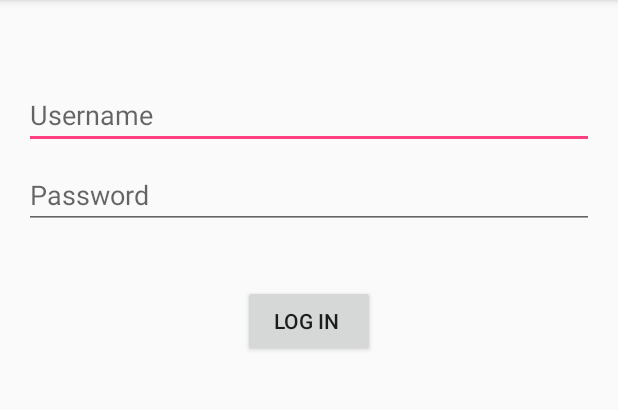
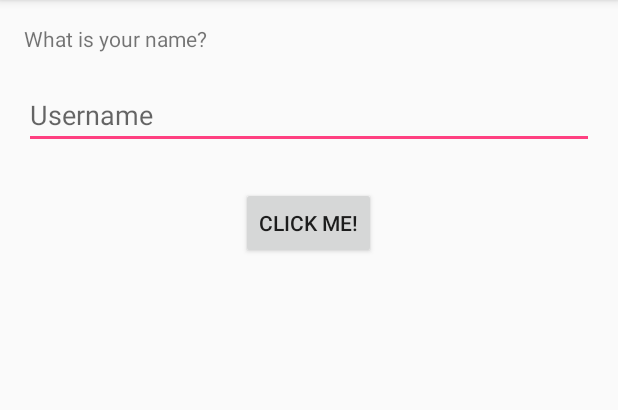
Before and after one commit to ghurabah93/DemoApp, an Android app: the screen it shows after launch (MainActivity), on a phone screen of 412 x 824 dp, the part 84-494 px from its top. Run offline under Robolectric (Android 15) with nearby library versions, the light colour scheme and no system bars.

Commit message:
Displaying messages

```diff
--- a/app/src/main/java/com/robpercival/demoapp/MainActivity.java
+++ b/app/src/main/java/com/robpercival/demoapp/MainActivity.java
@@ -5,14 +5,17 @@ import android.os.Bundle;
 import android.util.Log;
 import android.view.View;
 import android.widget.EditText;
+import android.widget.Toast;
 
 public class MainActivity extends AppCompatActivity {
 
     public void clickFunction(View view) {
+
         EditText myTextField = (EditText) findViewById(R.id.myTextField);
-        EditText myPasswordField = (EditText) findViewById(R.id.myPasswordField);
 
-        Log.i("Info", "Your username is : " + myTextField.getText().toString() + " and your password is " + myPasswordField.getText().toString());
+
+        Log.i("Info", "Your username is : " + myTextField.getText().toString() + " and your password is " );
+        Toast.makeText(MainActivity.this, "Hi there! " + myTextField.getText().toString(), Toast.LENGTH_SHORT).show();
     }
 
     @Override
--- a/app/src/main/res/layout/activity_main.xml
+++ b/app/src/main/res/layout/activity_main.xml
@@ -22,25 +22,23 @@
         android:hint="Username"
         android:inputType="textPersonName" />
 
-    <EditText
-        android:id="@+id/myPasswordField"
-        android:layout_width="fill_parent"
+    <Button
+        android:id="@+id/loginButton"
+        android:layout_width="wrap_content"
         android:layout_height="wrap_content"
         android:layout_below="@+id/myTextField"
         android:layout_centerHorizontal="true"
-        android:layout_marginTop="8dp"
-        android:ems="10"
-        android:hint="Password"
-        android:inputType="textPassword" />
+        android:layout_marginTop="25dp"
+        android:onClick="clickFunction"
+        android:text="Click me!" />
 
-    <Button
-        android:id="@+id/button2"
+    <TextView
+        android:id="@+id/textView3"
         android:layout_width="wrap_content"
         android:layout_height="wrap_content"
-        android:layout_below="@+id/myPasswordField"
-        android:layout_centerHorizontal="true"
-        android:layout_marginTop="37dp"
-        android:onClick="clickFunction"
-        android:text="log in " />
+        android:layout_alignParentLeft="true"
+        android:layout_alignParentStart="true"
+        android:layout_alignParentTop="true"
+        android:text="What is your name?" />
 
 </RelativeLayout>
```
Also changed, not shown: 3 other files.
